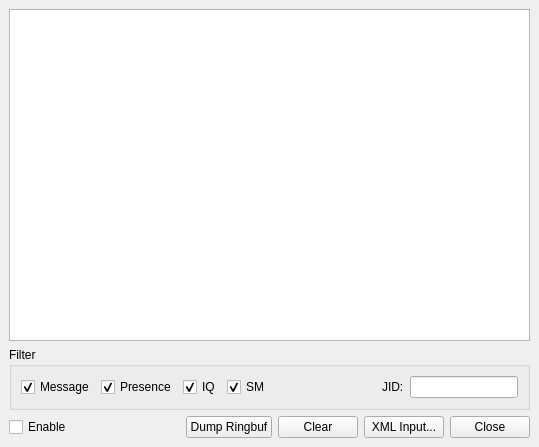
The window that src/xmlconsole.ui (psi-im/psi) describes before a commit, drawn with Qt 5.
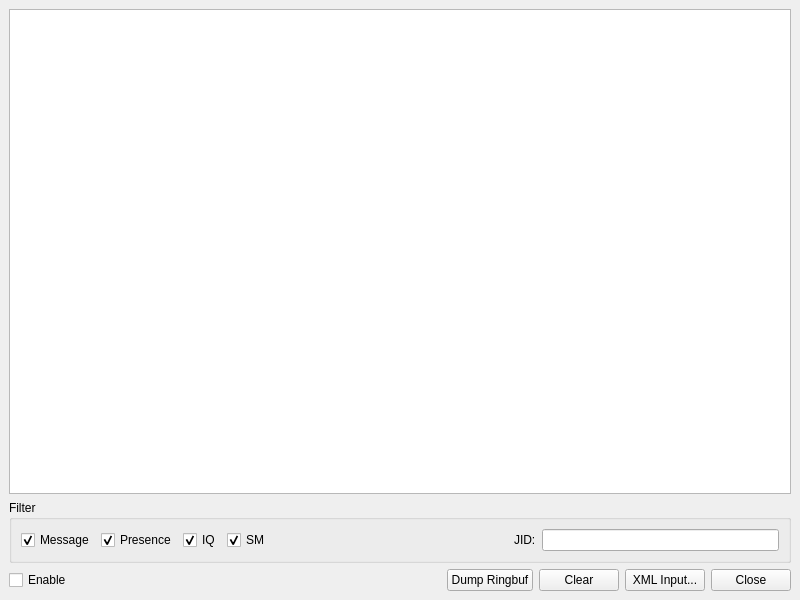
The same window after the commit.

The edit to the form file:
```diff
--- a/src/xmlconsole.ui
+++ b/src/xmlconsole.ui
@@ -1,12 +1,12 @@
 <ui version="4.0" >
  <class>XMLConsole</class>
- <widget class="QWidget" name="XMLConsole" >
-  <property name="geometry" >
+ <widget class="QWidget" name="XMLConsole">
+  <property name="geometry">
    <rect>
     <x>0</x>
     <y>0</y>
-    <width>539</width>
-    <height>447</height>
+    <width>800</width>
+    <height>600</height>
    </rect>
   </property>
   <property name="windowTitle" >
```
Left out of the diff: 73 changed lines with no effect on the pictures.
